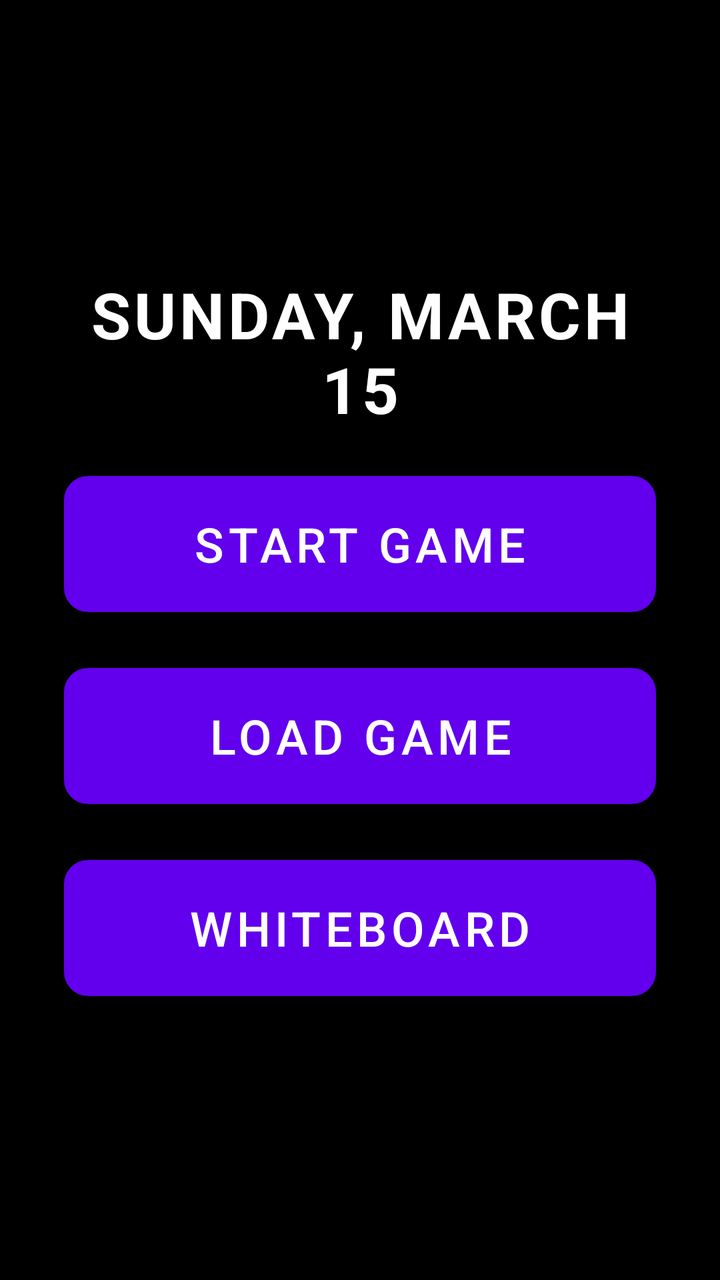
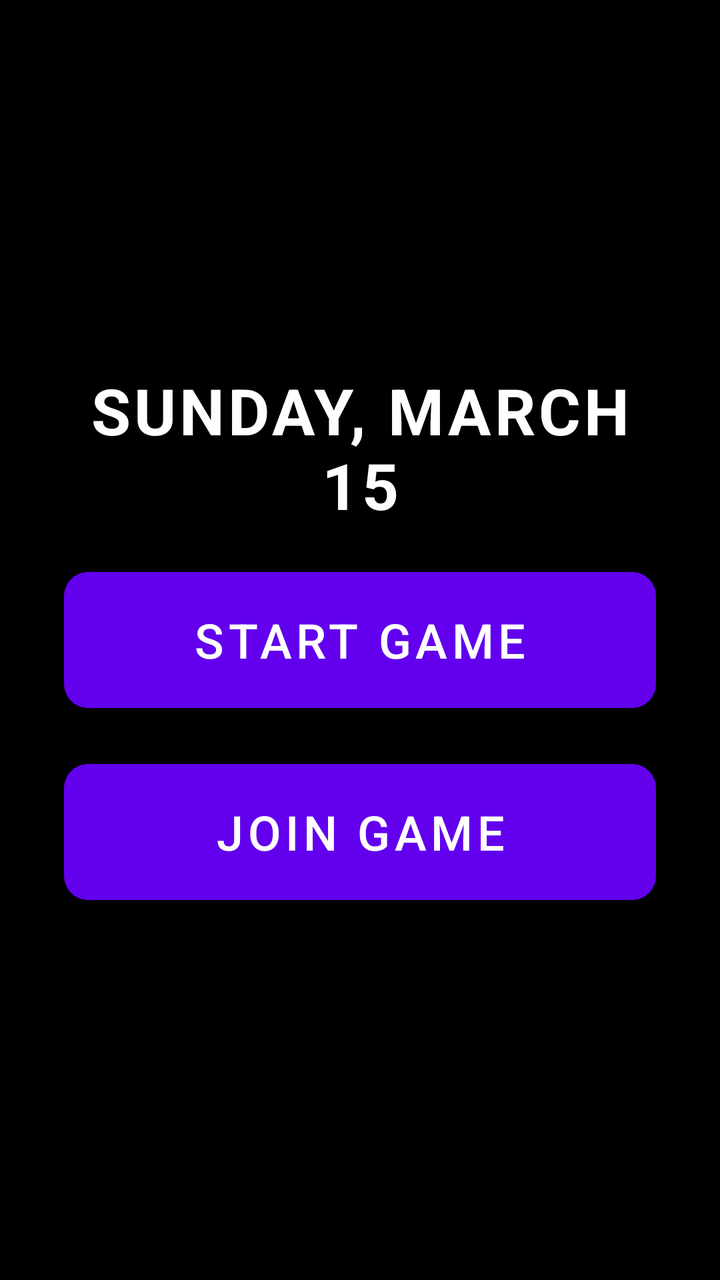

The first picture is an Android layout as it rendered before a commit; the second is the same layout after the commit. The layout source and the unified diff follow.
<!-- AndroidManifest.xml: application theme Theme.QuadballSidelineManager -->
<!-- res/layout/fragment_home.xml -->
<?xml version="1.0" encoding="utf-8"?>
<ScrollView xmlns:android="http://schemas.android.com/apk/res/android"
    xmlns:app="http://schemas.android.com/apk/res-auto"
    android:layout_width="match_parent"
    android:layout_height="match_parent"
    android:background="@color/black"
    android:fillViewport="true">

    <LinearLayout
        android:layout_width="match_parent"
        android:layout_height="wrap_content"
        android:gravity="center"
        android:orientation="vertical"
        android:padding="32dp">

        <TextView
            android:id="@+id/currentDateText"
            android:layout_width="wrap_content"
            android:layout_height="wrap_content"
            android:gravity="center"
            android:text="SUNDAY, MARCH 15"
            android:textSize="32sp"
            android:textStyle="bold"
            android:textColor="@color/white"
            android:textAllCaps="true"
            android:letterSpacing="0.05"
            app:layout_constraintTop_toTopOf="parent"
            app:layout_constraintStart_toStartOf="parent"
            app:layout_constraintEnd_toEndOf="parent"
            android:layout_marginBottom="16dp"
            android:layout_marginTop="16dp"/>

        <TextView
            android:id="@+id/team_info"
            android:visibility="gone"
            android:layout_width="wrap_content"
            android:layout_height="wrap_content"
            android:gravity="center"
            android:text="CURRENT_TEAM vs. OPPONENT"
            android:textSize="20sp"
            android:textStyle="bold"
            android:textAllCaps="true"
            android:textColor="@color/white" />

        <LinearLayout
            android:id="@+id/stream_layout"
            android:visibility="gone"
            android:layout_width="match_parent"
            android:layout_height="wrap_content"
            android:gravity="center_horizontal"
            android:orientation="horizontal" >

            <TextView
                android:layout_width="wrap_content"
                android:layout_height="wrap_content"
                android:text="Livestream link: "
                android:textSize="20sp"
                android:textStyle="bold"
                android:textAllCaps="true"
                android:textColorHint="@color/white"
                android:textColor="@color/white" />

            <EditText
                android:id="@+id/link_input"
                android:layout_width="wrap_content"
                android:layout_height="wrap_content"
                android:gravity="center"
                android:hint="LINK"
                android:inputType="text"
                android:textColorHint="@color/white"
                android:textColor="@color/white"
                android:focusable="true"
                android:focusableInTouchMode="true"
                android:clickable="true" />

        </LinearLayout>

        <com.google.android.material.button.MaterialButton
            android:id="@+id/btn_game_start"
            style="@style/Widget.MaterialComponents.Button.UnelevatedButton"
            android:layout_width="match_parent"
            android:layout_height="80dp"
            android:layout_marginBottom="16dp"
            android:text="Start Game"
            android:textSize="24sp"
            app:cornerRadius="12dp" />

        <com.google.android.material.button.MaterialButton
            android:id="@+id/btn_game_load"
            style="@style/Widget.MaterialComponents.Button.UnelevatedButton"
            android:layout_width="match_parent"
            android:layout_height="80dp"
            android:layout_marginBottom="16dp"
            android:text="Load Game"
            android:textSize="24sp"
            app:cornerRadius="12dp" />

        <com.google.android.material.button.MaterialButton
            android:id="@+id/btn_game_phase"
            android:visibility="gone"
            style="@style/Widget.MaterialComponents.Button.UnelevatedButton"
            android:layout_width="match_parent"
            android:layout_height="80dp"
            android:layout_marginBottom="16dp"
            android:text="First Period"
            android:textSize="24sp"
            app:cornerRadius="12dp" />

        <com.google.android.material.button.MaterialButton
            android:id="@+id/btn_whiteboard"
            android:layout_width="match_parent"
            android:layout_height="80dp"
            android:layout_marginBottom="16dp"
            android:text="Whiteboard"
            android:textSize="24sp"
            app:cornerRadius="12dp" />

    </LinearLayout>
</ScrollView>
<!-- resources referenced by this layout -->
<resources>
  <color name="black">#FF000000</color>
  <color name="white">#FFFFFFFF</color>
  <style name="Theme.QuadballSidelineManager" parent="Theme.MaterialComponents.DayNight.NoActionBar">
      </style>
</resources>

<!-- the commit's change to res/layout/fragment_home.xml (unified diff, before → after) -->
@@ -91,7 +91,7 @@
             android:layout_width="match_parent"
             android:layout_height="80dp"
             android:layout_marginBottom="16dp"
-            android:text="Load Game"
+            android:text="Join Game"
             android:textSize="24sp"
             app:cornerRadius="12dp" />
 
@@ -107,7 +107,19 @@
             app:cornerRadius="12dp" />
 
         <com.google.android.material.button.MaterialButton
+            android:id="@+id/btn_opp_flag_catch"
+            android:visibility="gone"
+            style="@style/Widget.MaterialComponents.Button.UnelevatedButton"
+            android:layout_width="match_parent"
+            android:layout_height="80dp"
+            android:layout_marginBottom="16dp"
+            android:text="Opp Flag Catch"
+            android:textSize="24sp"
+            app:cornerRadius="12dp" />
+
+        <com.google.android.material.button.MaterialButton
             android:id="@+id/btn_whiteboard"
+            android:visibility="gone"
             android:layout_width="match_parent"
             android:layout_height="80dp"
             android:layout_marginBottom="16dp"
